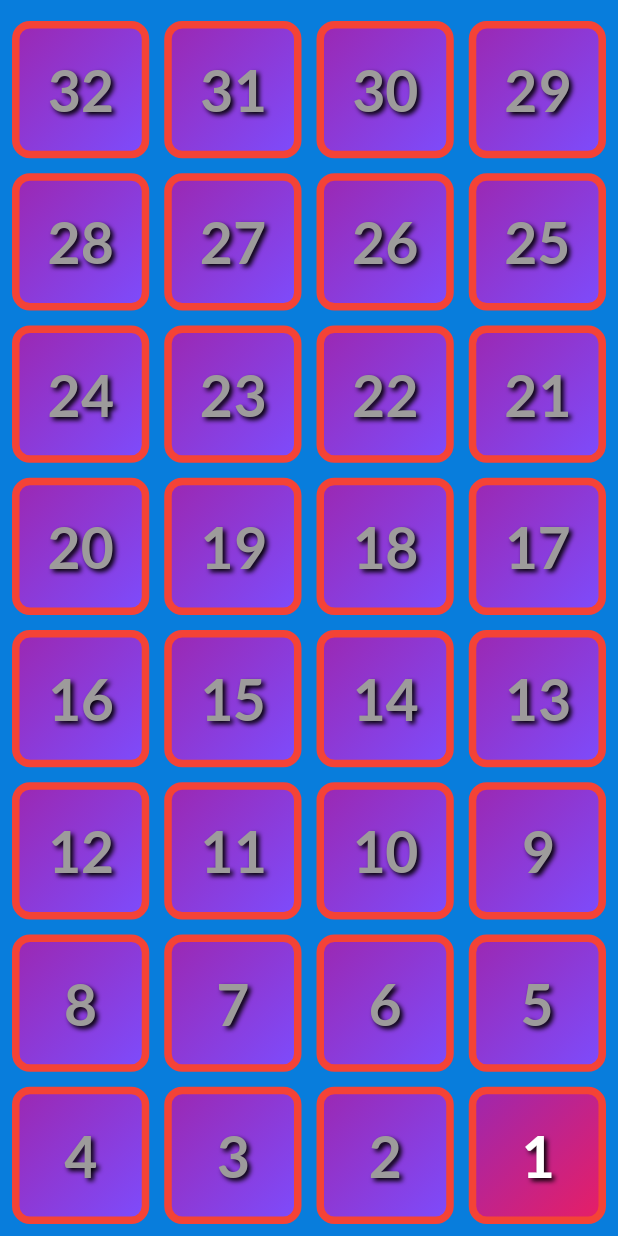
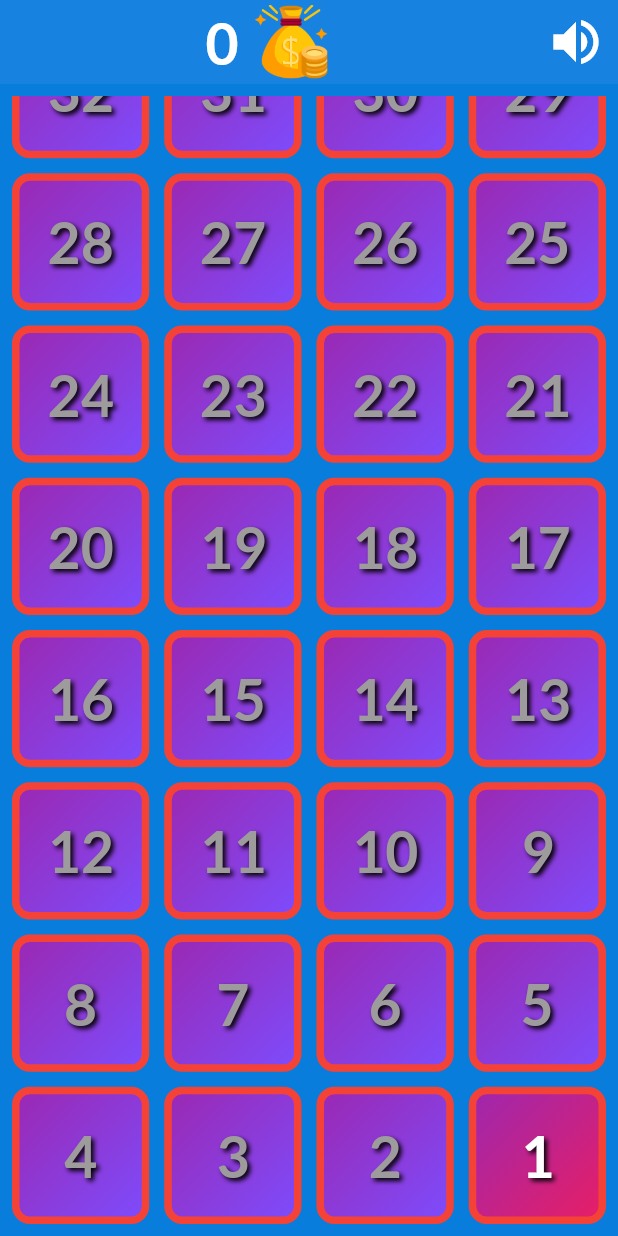
Before and after one commit to davidsur12/game_palabras, a Flutter app: the GameAdivinaPalabra screen opened directly, on a phone screen of 412 x 824 dp. Run offline on Flutter 3.47's test engine with Material 3 defaults, Android fonts, the phone set to English and light mode, and no system bars; our stand-ins replace animated_splash_screen, audioplayers, get, google_fonts, lottie, shared_preferences; accounts and stored records are empty; project files that could hold a hidden picture were left out.

Commit message:
7-02-2025

```diff
--- a/lib/screen/games/game_adivina_palabra/home.dart
+++ b/lib/screen/games/game_adivina_palabra/home.dart
@@ -1,7 +1,11 @@
 import 'package:flutter/material.dart';
+import 'package:game_palabras/controladores/volumen.dart';
 import 'package:game_palabras/screen/games/game_adivina_palabra/game_pregunta.dart';
 import 'package:game_palabras/utils/avance.dart';
+import 'package:get/get.dart';
 import 'package:google_fonts/google_fonts.dart';
+
+import '../../../theme/theme.dart';
 
 class GameAdivinaPalabra extends StatefulWidget {
   const GameAdivinaPalabra({super.key});
@@ -15,6 +19,7 @@ class _GameAdivinaPalabraState extends State<GameAdivinaPalabra> {
   int totalItems = 100; // Total de elementos
   int columns = 4; // Número de columnas
   int focusNumber = 75; // Número que queremos enfocar al inicio
+  final VolumeController volumeController = Get.put(VolumeController());
 
   @override
   void initState() {
@@ -53,11 +58,103 @@ class _GameAdivinaPalabraState extends State<GameAdivinaPalabra> {
   Widget build(BuildContext context) {
     double screenWidth = MediaQuery.of(context).size.width;
 
-    return Scaffold(
+    return  Scaffold(
+
+      appBar: AppBar(
+        backgroundColor:  MaterialTheme.darkMediumContrastScheme().surface,
+        actions: [
+          Obx(() => IconButton(
+            icon: Icon(
+              volumeController.isMuted.value ? Icons.volume_off : Icons.volume_up,
+              color: Colors.white,
+              size: 40.0,
+            ),
+            onPressed: () {
+              volumeController.toggleVolume(); // Alterna el estado y reproduce sonido
+            },
+          )),
+        ],
+        title: FutureBuilder(future: nivelesDesbloqueados().cargarPuntos(nivelesDesbloqueados.keyPuntosAdivinaPalabra), builder: (context, snapshot) {
+        if (snapshot.connectionState == ConnectionState.waiting) {
+          return Text("Cargando..."); // 🔄 Mientras carga
+        } else if (snapshot.hasError) {
+          return Text("Error");
+        } else {
+          return Center(child:Row(
+            mainAxisAlignment: MainAxisAlignment.center,
+            children: [
+
+            Text(
+                snapshot.data?[nivelesDesbloqueados.keyPuntosAdivinaPalabra].toString() ?? "CARGANDO..",
+                style:  GoogleFonts.lato( // Usamos la fuente Lato
+                    textStyle: TextStyle(
+                      fontWeight: FontWeight.bold,
+                      fontSize: 38,
+
+                    ))),
+            SizedBox(width: 10,),
+            Image.asset("assets/images/bolsa_de_dinero.png", width: 50,)
+          ],)
+
+          ); // ✅ Título cargado
+        }
+
+      },),
+        automaticallyImplyLeading: false,),
+      body: Padding(
+        padding: const EdgeInsets.all(8.0),
+        child: Column(
+          children: [
+            Expanded( // 🔹 Restringe la altura del GridView
+              child: FutureBuilder(
+                future: nivelesDesbloqueados().cargarDatos(nivelesDesbloqueados.keyAdivinaPalabra),
+                builder: (context, snapshot) {
+                  if (snapshot.connectionState == ConnectionState.waiting) {
+                    return Center(child: CircularProgressIndicator());
+                  } else if (snapshot.hasError) {
+                    return Center(child: Text("Error: ${snapshot.error}"));
+                  } else if (snapshot.hasData) {
+                    Map<String, dynamic> data = snapshot.data!;
+                    focusNumber = data[nivelesDesbloqueados.keyAdivinaPalabra];
+
+                    WidgetsBinding.instance.addPostFrameCallback((_) {
+                      focusOnItemCentered(focusNumber);
+                    });
+
+                    return GridView.builder(
+                      controller: _scrollController,
+                      gridDelegate: SliverGridDelegateWithFixedCrossAxisCount(
+                        crossAxisCount: columns,
+                        crossAxisSpacing: 10,
+                        mainAxisSpacing: 10,
+                      ),
+                      itemCount: totalItems,
+                      itemBuilder: (context, index) {
+                        int id = totalItems - index;
+                        bool desbloqueado = (100 - index) <= data[nivelesDesbloqueados.keyAdivinaPalabra];
+
+                        return nivelItem(screenWidth, id, desbloqueado);
+                      },
+                    );
+                  } else {
+                    return Center(child: Text("No hay datos disponibles"));
+                  }
+                },
+              ),
+            ),
+          ],
+        ),
+      ),
+    );
+
+    /*
+      Scaffold(
 
       body: Padding(
         padding: const EdgeInsets.all(8.0),
-        child: FutureBuilder(
+        child: Column(children: [
+
+          FutureBuilder(
           future: nivelesDesbloqueados().cargarDatos(nivelesDesbloqueados.keyAdivinaPalabra),
           builder: (context, snapshot) {
             if (snapshot.connectionState == ConnectionState.waiting) {
@@ -99,91 +196,14 @@ class _GameAdivinaPalabraState extends State<GameAdivinaPalabra> {
               return Center(child: Text("No hay datos disponibles"));
             }
           },
-        ),
+        )],)
+
+       ,
       ),
     );
+
+    */
   }
-
-  /*
-      GridView.builder(
-        controller: _scrollController, // Vinculamos el ScrollController
-        gridDelegate: SliverGridDelegateWithFixedCrossAxisCount(
-          crossAxisCount: columns, // Número de columnas
-          crossAxisSpacing: 10, // Espacio horizontal entre widgets
-          mainAxisSpacing: 10, // Espacio vertical entre widgets
-        ),
-        itemCount: totalItems, // Total de elementos
-        itemBuilder: (context, index) {
-          int id = totalItems - index; // Convertimos índice a número deseado
-          bool desbloqueado = id % 2 == 0; // Ejemplo de desbloqueo
-          return nivelItem(MediaQuery.of(context).size.width, id, desbloqueado);
-        },
-      ),
-    */
-  /*
-  @override
-  Widget build(BuildContext context) {
-    double screenWidth = MediaQuery
-        .of(context)
-        .size
-        .width;
-    return Scaffold(
-      body:
-      Padding(
-        padding: const EdgeInsets.all(8.0),
-        child: FutureBuilder(future: nivelesDesbloqueados().cargarDatos(nivelesDesbloqueados.keyAdivinaPalabra), builder: (context, snapshot) {
-
-
-          if (snapshot.connectionState == ConnectionState.waiting) {
-            return Center(
-              child: CircularProgressIndicator(), // Mostrar un indicador de carga mientras se resuelve el Future
-            );
-          }
-          else if (snapshot.hasError) {
-            return Center(
-              child: Text("Error: ${snapshot.error}"), // Mostrar un mensaje de error si ocurre uno
-            );
-          }
-
-          else if(snapshot.hasData){
-
-
-           return  GridView.builder(
-              gridDelegate: SliverGridDelegateWithFixedCrossAxisCount(
-                crossAxisCount: 4, // Número de columnas
-                crossAxisSpacing: 10, // Espacio horizontal entre widgets
-                mainAxisSpacing: 10, // Espacio vertical entre widgets
-              ),
-              itemCount: 100, // Total de elementos
-              itemBuilder: (context, index) {
-                int id = 100 - index;
-              //  Map<String, dynamic> nivelDes =await  nivelesDesbloqueados().cargarDatos(nivelesDesbloqueados.keyAdivinaPalabra) as Map<String, dynamic> ;
-                Map<String, dynamic> data = snapshot.data!;
-                print(data[nivelesDesbloqueados.keyAdivinaPalabra]);
-                //bool desbloqueado = id % 2 == 0; // Ejemplo: pares desbloqueados, impares bloqueados
-                bool desbloqueado = (100- index) <= data[nivelesDesbloqueados.keyAdivinaPalabra]  ? true : false;
-
-                return nivelItem(screenWidth, id, desbloqueado);
-              },
-            );
-          }
-          else{
-
-            return Center(child: Text("no hay datos disponibles"),);
-          }
-
-        },)
-
-      ),
-
-    );
-
-
-  }
-  */
-
-
-
 
   Widget nivelItem(double screenWidth, int id, bool desbloqueado) {
 
```
Also changed, not shown: lib/screen/games/game_adivina_palabra/game_pregunta.dart (+162 -63 lines), lib/utils/avance.dart (+17 -0 lines), assets/images/bolsa_de_dinero.png (added), assets/images/moneda.png (added).
